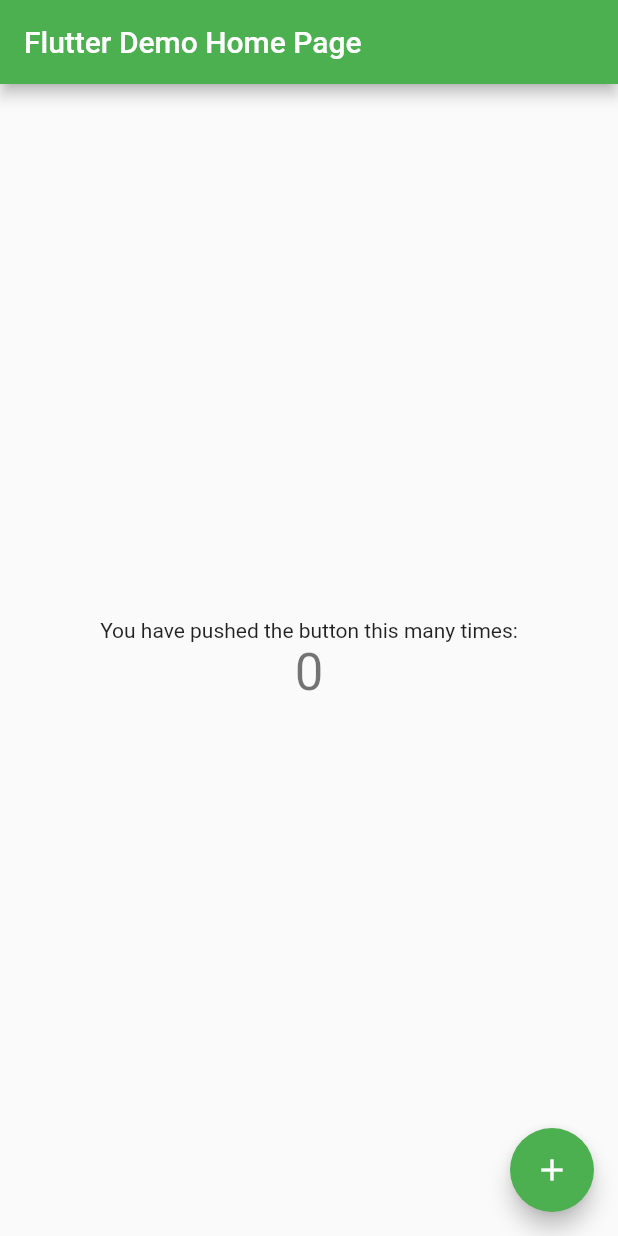
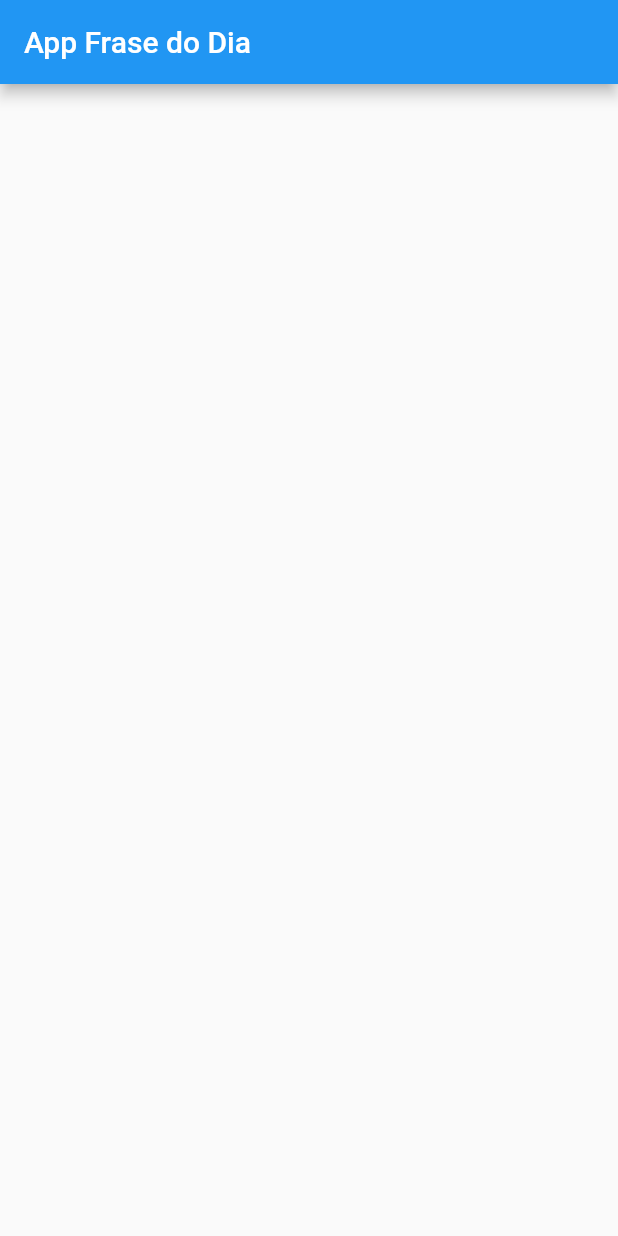
Before and after one commit to adilsontchameia/app_frases, a Flutter app: the screen it shows after launch, on a phone screen of 412 x 824 dp. Run offline on Flutter 3.47's test engine with Material 2 defaults, Android fonts, the phone set to English and light mode, and no system bars.

Commit message:
Criacao do zero da base principal do App.

```diff
--- a/lib/main.dart
+++ b/lib/main.dart
@@ -1,113 +1,31 @@
 import 'package:flutter/material.dart';
 
+//Primeiro - Precisamos do metodo main.
 void main() {
-  runApp(MyApp());
+  runApp(MaterialApp(
+    home: Home(),
+    //Desabilitar o banner modo debug.
+    debugShowCheckedModeBanner: false,
+  ));
 }
 
-class MyApp extends StatelessWidget {
-  // This widget is the root of your application.
+//Segundo criar um StatefulWidget
+//Widgets que podem ser alterados (variaveis)
+class Home extends StatefulWidget {
+  @override
+  _HomeState createState() => _HomeState();
+}
+
+class _HomeState extends State<Home> {
   @override
   Widget build(BuildContext context) {
-    return MaterialApp(
-      title: 'Flutter Demo',
-      theme: ThemeData(
-        // This is the theme of your application.
-        //
-        // Try running your application with "flutter run". You'll see the
-        // application has a blue toolbar. Then, without quitting the app, try
-        // changing the primarySwatch below to Colors.green and then invoke
-        // "hot reload" (press "r" in the console where you ran "flutter run",
-        // or simply save your changes to "hot reload" in a Flutter IDE).
-        // Notice that the counter didn't reset back to zero; the application
-        // is not restarted.
-        primarySwatch: Colors.green,
+    //Terceiro retornar um scaffold, para a base do app.
+    return Scaffold(
+      appBar: AppBar(
+        title: Text("App Frase do Dia"),
+        backgroundColor: Colors.blue,
       ),
-      home: MyHomePage(title: 'Flutter Demo Home Page'),
+      body: Container(),
     );
   }
 }
-
-class MyHomePage extends StatefulWidget {
-  MyHomePage({Key key, this.title}) : super(key: key);
-
-  // This widget is the home page of your application. It is stateful, meaning
-  // that it has a State object (defined below) that contains fields that affect
-  // how it looks.
-
-  // This class is the configuration for the state. It holds the values (in this
-  // case the title) provided by the parent (in this case the App widget) and
-  // used by the build method of the State. Fields in a Widget subclass are
-  // always marked "final".
-
-  final String title;
-
-  @override
-  _MyHomePageState createState() => _MyHomePageState();
-}
-
-class _MyHomePageState extends State<MyHomePage> {
-  int _counter = 0;
-
-  void _incrementCounter() {
-    setState(() {
-      // This call to setState tells the Flutter framework that something has
-      // changed in this State, which causes it to rerun the build method below
-      // so that the display can reflect the updated values. If we changed
-      // _counter without calling setState(), then the build method would not be
-      // called again, and so nothing would appear to happen.
-      _counter++;
-    });
-  }
-
-  @override
-  Widget build(BuildContext context) {
-    // This method is rerun every time setState is called, for instance as done
-    // by the _incrementCounter method above.
-    //
-    // The Flutter framework has been optimized to make rerunning build methods
-    // fast, so that you can just rebuild anything that needs updating rather
-    // than having to individually change instances of widgets.
-    return Scaffold(
-      appBar: AppBar(
-        // Here we take the value from the MyHomePage object that was created by
-        // the App.build method, and use it to set our appbar title.
-        title: Text(widget.title),
-      ),
-      body: Center(
-        // Center is a layout widget. It takes a single child and positions it
-        // in the middle of the parent.
-        child: Column(
-          // Column is also a layout widget. It takes a list of children and
-          // arranges them vertically. By default, it sizes itself to fit its
-          // children horizontally, and tries to be as tall as its parent.
-          //
-          // Invoke "debug painting" (press "p" in the console, choose the
-          // "Toggle Debug Paint" action from the Flutter Inspector in Android
-          // Studio, or the "Toggle Debug Paint" command in Visual Studio Code)
-          // to see the wireframe for each widget.
-          //
-          // Column has various properties to control how it sizes itself and
-          // how it positions its children. Here we use mainAxisAlignment to
-          // center the children vertically; the main axis here is the vertical
-          // axis because Columns are vertical (the cross axis would be
-          // horizontal).
-          mainAxisAlignment: MainAxisAlignment.center,
-          children: <Widget>[
-            Text(
-              'You have pushed the button this many times:',
-            ),
-            Text(
-              '$_counter',
-              style: Theme.of(context).textTheme.headline4,
-            ),
-          ],
-        ),
-      ),
-      floatingActionButton: FloatingActionButton(
-        onPressed: _incrementCounter,
-        tooltip: 'Increment',
-        child: Icon(Icons.add),
-      ), // This trailing comma makes auto-formatting nicer for build methods.
-    );
-  }
-}
```
